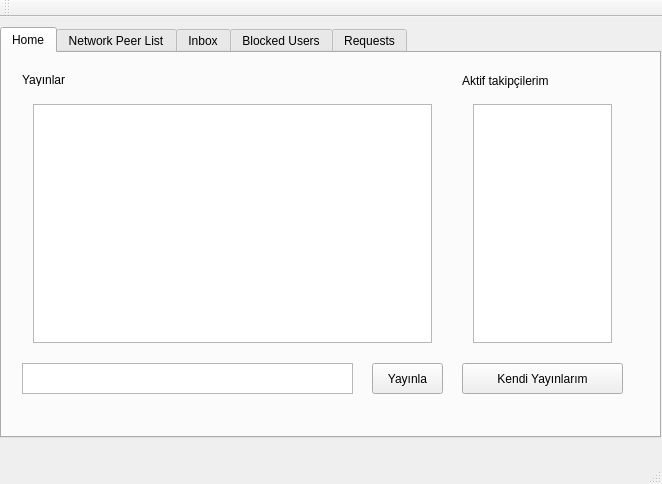
Before: the Qt Designer form mainwindow.ui in dagdelenmustafa/DistributedMicroBloggingProject, drawn with Qt 5.
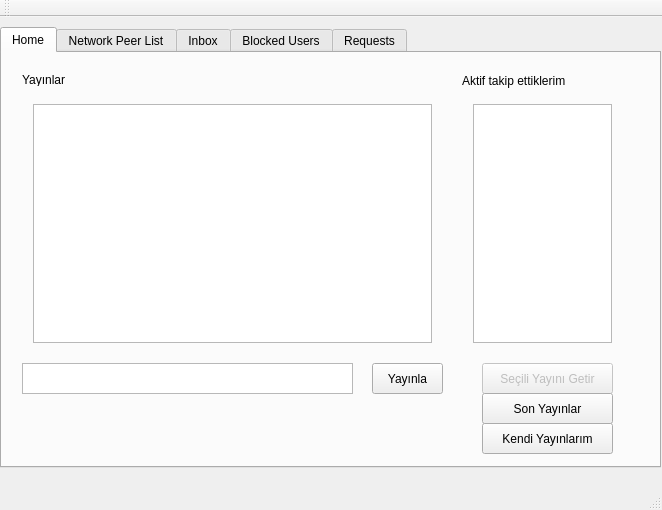
After: the same form once the commit is applied. The open tabs and pages were chosen to show the change.

The edit to the form file:
```diff
--- a/mainwindow.ui
+++ b/mainwindow.ui
@@ -7,7 +7,7 @@
     <x>0</x>
     <y>0</y>
     <width>662</width>
-    <height>484</height>
+    <height>510</height>
    </rect>
   </property>
   <property name="windowTitle">
@@ -20,7 +20,7 @@
       <x>0</x>
       <y>10</y>
       <width>661</width>
-      <height>411</height>
+      <height>441</height>
      </rect>
     </property>
     <property name="minimumSize">
@@ -32,7 +32,7 @@
     <property name="maximumSize">
      <size>
       <width>661</width>
-      <height>411</height>
+      <height>450</height>
      </size>
     </property>
     <property name="currentIndex">
@@ -47,12 +47,12 @@
        <rect>
         <x>460</x>
         <y>20</y>
-        <width>121</width>
+        <width>141</width>
         <height>16</height>
        </rect>
       </property>
       <property name="text">
-       <string>Aktif takipçilerim</string>
+       <string>Aktif takip ettiklerim</string>
       </property>
      </widget>
      <widget class="QLabel" name="label_6">
@@ -128,9 +128,9 @@
      <widget class="QPushButton" name="btn_get_my_blog">
       <property name="geometry">
        <rect>
-        <x>460</x>
-        <y>310</y>
-        <width>161</width>
+        <x>480</x>
+        <y>370</y>
+        <width>131</width>
         <height>31</height>
        </rect>
       </property>
@@ -138,6 +138,35 @@
        <string>Kendi Yayınlarım</string>
       </property>
      </widget>
+     <widget class="QPushButton" name="btn_get_peer_blog">
+      <property name="enabled">
+       <bool>false</bool>
+      </property>
+      <property name="geometry">
+       <rect>
+        <x>480</x>
+        <y>310</y>
+        <width>131</width>
+        <height>31</height>
+       </rect>
+      </property>
+      <property name="text">
+       <string>Seçili Yayını Getir</string>
+      </property>
+     </widget>
+     <widget class="QPushButton" name="btn_get_lasted_15_blog">
+      <property name="geometry">
+       <rect>
+        <x>480</x>
+        <y>340</y>
+        <width>131</width>
+        <height>31</height>
+       </rect>
+      </property>
+      <property name="text">
+       <string>Son Yayınlar</string>
+      </property>
+     </widget>
     </widget>
     <widget class="QWidget" name="peerlist">
      <attribute name="title">
```
Left out of the diff: 4 changed lines with no effect on the pictures.
